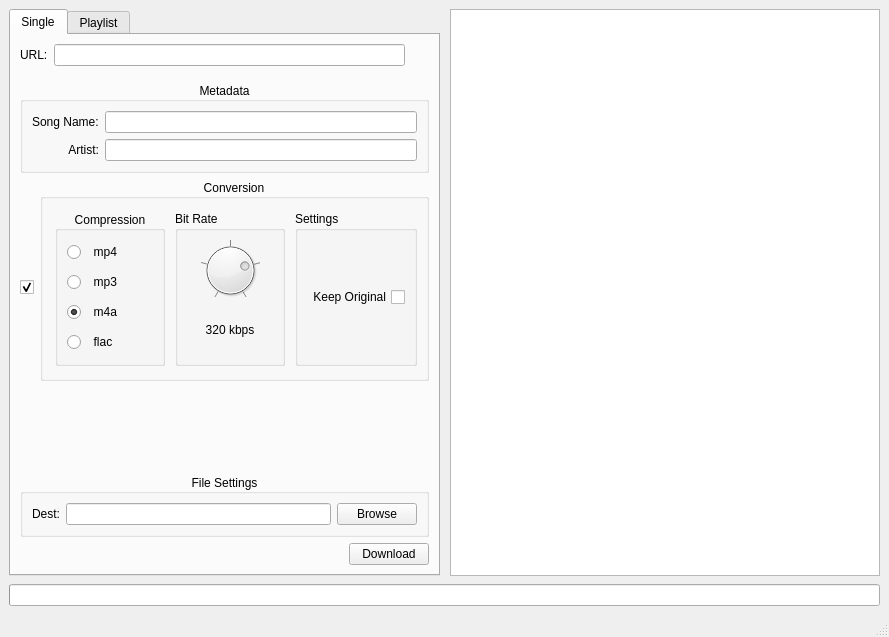
The window that tp_interface/ui/main_window.ui (nickdmakes/tek-plexor) describes before a commit, drawn with Qt 5.
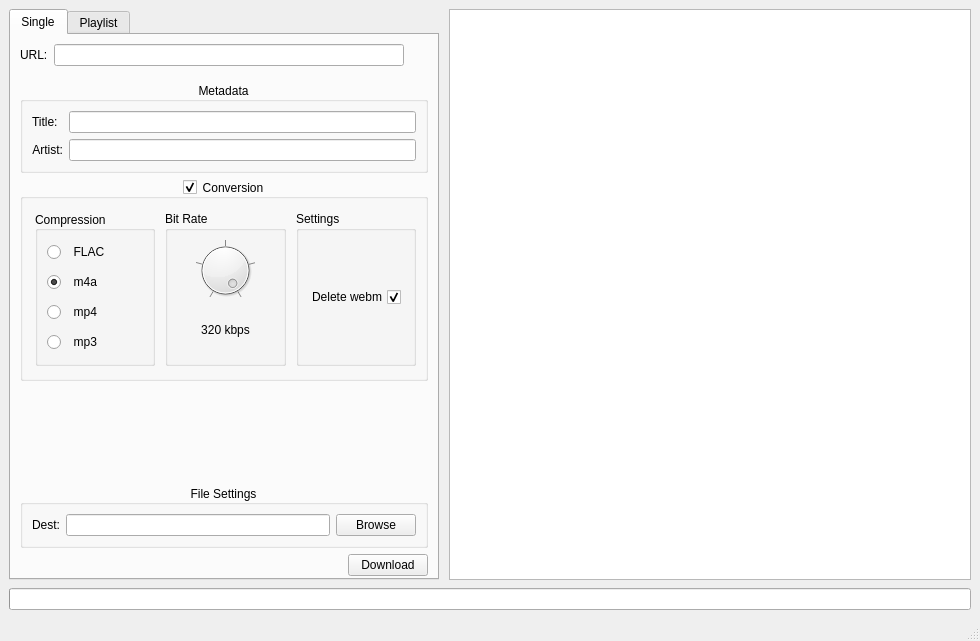
The same window after the commit. Icons and pictures are not drawn.

Commit message: conversion payload stuff

The edit to the form file:
```diff
--- a/tp_interface/ui/main_window.ui
+++ b/tp_interface/ui/main_window.ui
@@ -6,8 +6,8 @@
    <rect>
     <x>0</x>
     <y>0</y>
-    <width>889</width>
-    <height>637</height>
+    <width>980</width>
+    <height>641</height>
    </rect>
   </property>
   <property name="windowTitle">
@@ -22,7 +22,7 @@
      <enum>QLayout::SetDefaultConstraint</enum>
     </property>
     <item>
-     <layout class="QHBoxLayout" name="Row_01">
+     <layout class="QHBoxLayout" name="Row_01" stretch="4,0,5">
       <item>
        <widget class="QTabWidget" name="toolTab">
         <property name="sizePolicy">
@@ -31,6 +31,18 @@
           <verstretch>0</verstretch>
          </sizepolicy>
         </property>
+        <property name="minimumSize">
+         <size>
+          <width>430</width>
+          <height>0</height>
+         </size>
+        </property>
+        <property name="maximumSize">
+         <size>
+          <width>500</width>
+          <height>16777215</height>
+         </size>
+        </property>
         <property name="layoutDirection">
          <enum>Qt::LeftToRight</enum>
         </property>
@@ -72,6 +84,9 @@
           <property name="sizeConstraint">
            <enum>QLayout::SetDefaultConstraint</enum>
           </property>
+          <property name="bottomMargin">
+           <number>2</number>
+          </property>
           <item>
            <layout class="QHBoxLayout" name="Row_02" stretch="0,0,0">
             <property name="sizeConstraint">
@@ -156,6 +171,19 @@
             <layout class="QVBoxLayout" name="verticalLayout_3">
              <item>
               <layout class="QGridLayout" name="Grid_01" rowstretch="0,0">
+               <item row="0" column="1">
+                <widget class="QLineEdit" name="singleSongNameInput"/>
+               </item>
+               <item row="0" column="0">
+                <widget class="QLabel" name="singleSongNameLabel">
+                 <property name="text">
+                  <string>Title:</string>
+                 </property>
+                </widget>
+               </item>
+               <item row="1" column="1">
+                <widget class="QLineEdit" name="singleArtistInput"/>
+               </item>
                <item row="1" column="0">
                 <widget class="QLabel" name="singleArtistLabel">
                  <property name="text">
@@ -166,19 +194,6 @@
                  </property>
                 </widget>
                </item>
-               <item row="0" column="0">
-                <widget class="QLabel" name="singleSongNameLabel">
-                 <property name="text">
-                  <string>Song Name:</string>
-                 </property>
-                </widget>
-               </item>
-               <item row="1" column="1">
-                <widget class="QLineEdit" name="singleArtistInput"/>
-               </item>
-               <item row="0" column="1">
-                <widget class="QLineEdit" name="singleSongNameInput"/>
-               </item>
               </layout>
              </item>
             </layout>
@@ -186,32 +201,6 @@
           </item>
           <item>
            <layout class="QHBoxLayout" name="Row_05">
-            <item>
-             <layout class="QVBoxLayout" name="verticalLayout_9">
-              <property name="topMargin">
-               <number>15</number>
-              </property>
-              <item>
-               <widget class="QCheckBox" name="checkBox">
-                <property name="enabled">
-                 <bool>true</bool>
-                </property>
-                <property name="minimumSize">
-                 <size>
-                  <width>0</width>
-                  <height>20</height>
-                 </size>
-                </property>
-                <property name="text">
-                 <string/>
-                </property>
-                <property name="checked">
-                 <bool>true</bool>
-                </property>
-               </widget>
-              </item>
-             </layout>
-            </item>
             <item>
              <widget class="QGroupBox" name="singleConversionSettings">
               <property name="sizePolicy">
@@ -232,6 +221,12 @@
               <property name="alignment">
                <set>Qt::AlignCenter</set>
               </property>
+              <property name="flat">
+               <bool>false</bool>
+              </property>
+              <property name="checkable">
+               <bool>true</bool>
+              </property>
               <layout class="QHBoxLayout" name="horizontalLayout">
                <property name="spacing">
                 <number>10</number>
@@ -257,9 +252,50 @@
                   <string>Compression</string>
                  </property>
                  <property name="alignment">
-                  <set>Qt::AlignCenter</set>
+                  <set>Qt::AlignLeading|Qt::AlignLeft|Qt::AlignVCenter</set>
                  </property>
                  <layout class="QVBoxLayout" name="verticalLayout_12">
+                  <item>
+                   <widget class="QRadioButton" name="singleCompressionRadioFlac">
+                    <property name="sizePolicy">
+                     <sizepolicy hsizetype="Minimum" vsizetype="Fixed">
+                      <horstretch>0</horstretch>
+                      <verstretch>0</verstretch>
+                     </sizepolicy>
+                    </property>
+                    <property name="minimumSize">
+                     <size>
+                      <width>0</width>
+                      <height>24</height>
+                     </size>
+                    </property>
+                    <property name="text">
+                     <string>  FLAC</string>
+                    </property>
+                   </widget>
+                  </item>
+                  <item>
+                   <widget class="QRadioButton" name="singleCompressionRadioM4a">
+                    <property name="sizePolicy">
+                     <sizepolicy hsizetype="Minimum" vsizetype="Fixed">
+                      <horstretch>0</horstretch>
+                      <verstretch>0</verstretch>
+                     </sizepolicy>
+                    </property>
+                    <property name="minimumSize">
+                     <size>
+                      <width>0</width>
+                      <height>24</height>
+                     </size>
+                    </property>
+                    <property name="text">
+                     <string>  m4a</string>
+                    </property>
+                    <property name="checked">
+                     <bool>true</bool>
+                    </property>
+                   </widget>
+                  </item>
                   <item>
                    <widget class="QRadioButton" name="singleCompressionRadioMp4">
                     <property name="sizePolicy">
@@ -298,47 +334,6 @@
                     </property>
                    </widget>
                   </item>
-                  <item>
-                   <widget class="QRadioButton" name="singleCompressionRadioM4a">
-                    <property name="sizePolicy">
-                     <sizepolicy hsizetype="Minimum" vsizetype="Fixed">
-                      <horstretch>0</horstretch>
-                      <verstretch>0</verstretch>
-                     </sizepolicy>
-                    </property>
-                    <property name="minimumSize">
-                     <size>
-                      <width>0</width>
-                      <height>24</height>
-                     </size>
-                    </property>
-                    <property name="text">
-                     <string>  m4a</string>
-                    </property>
-                    <property name="checked">
-                     <bool>true</bool>
-                    </property>
-                   </widget>
-                  </item>
-                  <item>
-                   <widget class="QRadioButton" name="singleCompressionRadioFlac">
-                    <property name="sizePolicy">
-                     <sizepolicy hsizetype="Minimum" vsizetype="Fixed">
-                      <horstretch>0</horstretch>
-                      <verstretch>0</verstretch>
-                     </sizepolicy>
-                    </property>
-                    <property name="minimumSize">
-                     <size>
-                      <width>0</width>
-                      <height>24</height>
-                     </size>
-                    </property>
-                    <property name="text">
-                     <string>  flac</string>
-                    </property>
-                   </widget>
-                  </item>
                  </layout>
                 </widget>
                </item>
@@ -366,8 +361,8 @@
                       </property>
                       <property name="minimumSize">
                        <size>
-                        <width>40</width>
-                        <height>40</height>
+                        <width>60</width>
+                        <height>60</height>
                        </size>
                       </property>
                       <property name="maximumSize">
@@ -392,10 +387,10 @@
                        <number>1</number>
                       </property>
                       <property name="value">
-                       <number>3</number>
+                       <number>4</number>
                       </property>
                       <property name="sliderPosition">
-                       <number>3</number>
+                       <number>4</number>
                       </property>
                       <property name="orientation">
                        <enum>Qt::Horizontal</enum>
@@ -444,13 +439,28 @@
                   <string>Settings</string>
                  </property>
                  <layout class="QVBoxLayout" name="verticalLayout_7">
+                  <property name="leftMargin">
+                   <number>6</number>
+                  </property>
+                  <property name="rightMargin">
+                   <number>12</number>
+                  </property>
                   <item>
                    <widget class="QCheckBox" name="singleConversionKeepOriginal">
+                    <property name="sizePolicy">
+                     <sizepolicy hsizetype="Fixed" vsizetype="Fixed">
+                      <horstretch>0</horstretch>
+                      <verstretch>0</verstretch>
+                     </sizepolicy>
+                    </property>
                     <property name="layoutDirection">
                      <enum>Qt::RightToLeft</enum>
                     </property>
                     <property name="text">
-                     <string>Keep Original</string>
+                     <string>Delete webm</string>
+                    </property>
+                    <property name="checked">
+                     <bool>true</bool>
                     </property>
                    </widget>
                   </item>
```
Left out of the diff: 6 changed lines with no effect on the pictures. The commit also changes 2 other files.
